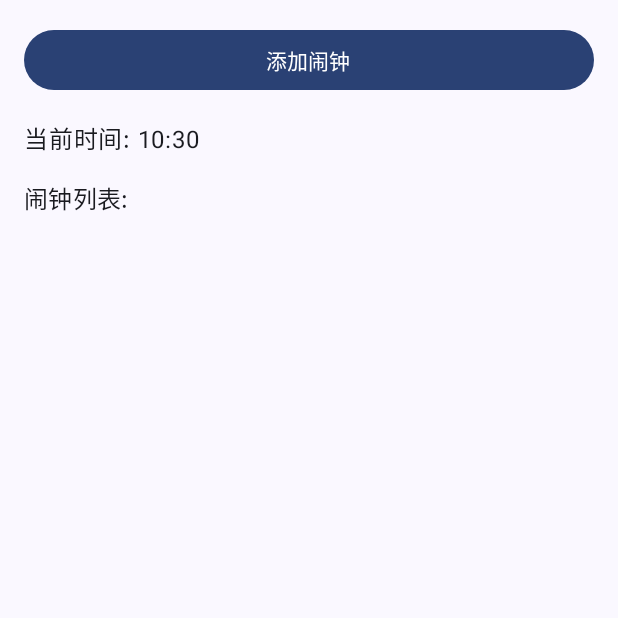
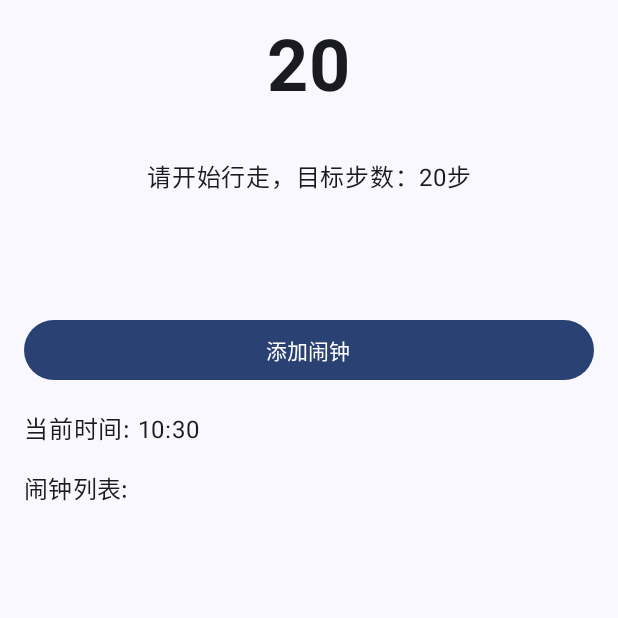
Before and after one commit to MayaCHEN-github/AlarmNest, an Android app built with Jetpack Compose: the screen it shows after launch (MainActivity), on a phone screen of 412 x 824 dp, the top half of it. Run offline under Robolectric (Android 15) with nearby library versions, the phone set to English and light mode, and no system bars; our stand-ins replace Room's generated code.

Commit message:
Add：一个计步器，但是我没弄明白devices的部分……

```diff
--- a/app/src/main/AndroidManifest.xml
+++ b/app/src/main/AndroidManifest.xml
@@ -8,6 +8,9 @@
     <uses-permission android:name="android.permission.WRITE_EXTERNAL_STORAGE" />
     <uses-permission android:name="android.permission.MANAGE_EXTERNAL_STORAGE"
         tools:ignore="ScopedStorage" />
+    <uses-permission android:name="android.permission.ACTIVITY_RECOGNITION" />
+
+    <uses-feature android:name="android.hardware.sensor.stepdetector" android:required="false" />
 
     <application
         android:allowBackup="true"
--- a/app/src/main/java/edu/cuhk/csci3310/csci3310project/MainActivity.kt
+++ b/app/src/main/java/edu/cuhk/csci3310/csci3310project/MainActivity.kt
@@ -12,14 +12,23 @@ import androidx.compose.material3.Scaffold
 import androidx.compose.material3.Text
 import androidx.compose.runtime.*
 import androidx.compose.ui.Modifier
+import androidx.compose.ui.unit.dp
 import edu.cuhk.csci3310.csci3310project.alarm.AlarmPermission
 import edu.cuhk.csci3310.csci3310project.alarm.AlarmTest
+import edu.cuhk.csci3310.csci3310project.sensor.StepCounterViewModel
+import edu.cuhk.csci3310.csci3310project.sensor.StepCounterUI
 import edu.cuhk.csci3310.csci3310project.ui.theme.CSCI3310ProjectTheme
 
 class MainActivity : ComponentActivity() {
+    lateinit var stepCounterViewModel: StepCounterViewModel
+
     override fun onCreate(savedInstanceState: Bundle?) {
         super.onCreate(savedInstanceState)
         Log.d("MainActivity", "onCreate called")
+
+        // 初始化计步器
+        stepCounterViewModel = StepCounterViewModel()
+        stepCounterViewModel.initialize(this)
 
         // 初始化权限请求启动器
         AlarmPermission.initializePermissionLaunchers(this)
@@ -55,6 +64,16 @@ class MainActivity : ComponentActivity() {
         AlarmPermission.checkAndRequestPermissions(this)
     }
 
+    override fun onResume() {
+        super.onResume()
+        stepCounterViewModel.start()
+    }
+
+    override fun onPause() {
+        super.onPause()
+        stepCounterViewModel.stop()
+    }
+
     fun isStoragePermissionGranted(): Boolean {
         return AlarmPermission.isStoragePermissionGranted()
     }
@@ -67,6 +86,15 @@ class MainActivity : ComponentActivity() {
 @Composable
 fun MainScreen(activity: MainActivity) {
     Scaffold(modifier = Modifier.fillMaxSize()) { innerPadding ->
-        AlarmTest(activity, innerPadding)
+        Column(
+            modifier = Modifier
+                .fillMaxSize()
+                .padding(innerPadding),
+            verticalArrangement = Arrangement.Center
+        ) {
+            StepCounterUI(activity.stepCounterViewModel)
+            Spacer(modifier = Modifier.height(32.dp))
+            AlarmTest(activity, innerPadding)
+        }
     }
 }
--- /dev/null
+++ b/app/src/main/java/edu/cuhk/csci3310/csci3310project/sensor/StepCounterUI.kt
@@ -0,0 +1,71 @@
+package edu.cuhk.csci3310.csci3310project.sensor
+
+import android.content.Context
+import androidx.compose.foundation.layout.*
+import androidx.compose.material3.Text
+import androidx.compose.runtime.*
+import androidx.compose.ui.Alignment
+import androidx.compose.ui.Modifier
+import androidx.compose.ui.text.font.FontWeight
+import androidx.compose.ui.unit.dp
+import androidx.compose.ui.unit.sp
+
+class StepCounterViewModel {
+    private var stepSensor: StepSensor? = null
+    private var _remainingSteps = mutableStateOf(20)
+    private var _isTargetReached = mutableStateOf(false)
+
+    val remainingSteps: State<Int> = _remainingSteps
+    val isTargetReached: State<Boolean> = _isTargetReached
+
+    fun initialize(context: Context) {
+        stepSensor = StepSensor(context)
+        stepSensor?.setTargetSteps(20)
+        stepSensor?.setOnStepListener(object : StepSensor.OnStepListener {
+            override fun onStepChanged(remainingSteps: Int) {
+                _remainingSteps.value = remainingSteps
+            }
+
+            override fun onTargetReached() {
+                _isTargetReached.value = true
+            }
+        })
+    }
+
+    fun start() {
+        stepSensor?.start()
+    }
+
+    fun stop() {
+        stepSensor?.stop()
+    }
+}
+
+@Composable
+fun StepCounterUI(viewModel: StepCounterViewModel) {
+    Column(
+        modifier = Modifier
+            .fillMaxWidth()
+            .padding(16.dp),
+        horizontalAlignment = Alignment.CenterHorizontally,
+        verticalArrangement = Arrangement.Center
+    ) {
+        // 计步器UI
+        Text(
+            text = if (viewModel.isTargetReached.value) "Well done!" else "${viewModel.remainingSteps.value}",
+            fontSize = 48.sp,
+            fontWeight = FontWeight.Bold,
+            modifier = Modifier.padding(bottom = 32.dp)
+        )
+
+        // 提示信息
+        Text(
+            text = if (viewModel.isTargetReached.value)
+                "恭喜你完成了目标步数！"
+            else
+                "请开始行走，目标步数：20步",
+            fontSize = 16.sp,
+            modifier = Modifier.padding(bottom = 16.dp)
+        )
+    }
+}
--- /dev/null
+++ b/app/src/main/java/edu/cuhk/csci3310/csci3310project/sensor/StepSensor.kt
@@ -0,0 +1,69 @@
+package edu.cuhk.csci3310.csci3310project.sensor
+
+import android.content.Context
+import android.hardware.Sensor
+import android.hardware.SensorEvent
+import android.hardware.SensorEventListener
+import android.hardware.SensorManager
+import android.util.Log
+
+class StepSensor(private val context: Context) : SensorEventListener {
+    private var sensorManager: SensorManager? = null
+    private var stepDetector: Sensor? = null
+    private var stepCount = 0
+    private var targetSteps = 20
+    private var onStepListener: OnStepListener? = null
+
+    interface OnStepListener {
+        fun onStepChanged(remainingSteps: Int)
+        fun onTargetReached()
+    }
+
+    fun setOnStepListener(listener: OnStepListener) {
+        this.onStepListener = listener
+    }
+
+    fun setTargetSteps(steps: Int) {
+        targetSteps = steps
+        stepCount = 0
+        onStepListener?.onStepChanged(targetSteps - stepCount)
+    }
+
+    fun start() {
+        sensorManager = context.getSystemService(Context.SENSOR_SERVICE) as SensorManager
+        stepDetector = sensorManager?.getDefaultSensor(Sensor.TYPE_STEP_DETECTOR)
+
+        if (stepDetector == null) {
+            Log.w("StepSensor", "Step detector sensor not available")
+            return
+        }
+
+        val success = sensorManager?.registerListener(this, stepDetector, SensorManager.SENSOR_DELAY_NORMAL)
+        if (success == true) {
+            Log.d("StepSensor", "Successfully registered step detector listener")
+        } else {
+            Log.e("StepSensor", "Failed to register step detector listener")
+        }
+    }
+
+    fun stop() {
+        sensorManager?.unregisterListener(this)
+    }
+
+    override fun onSensorChanged(event: SensorEvent) {
+        if (event.sensor.type == Sensor.TYPE_STEP_DETECTOR) {
+            stepCount++
+            val remainingSteps = targetSteps - stepCount
+            Log.d("StepSensor", "Step detected. Remaining steps: $remainingSteps")
+            onStepListener?.onStepChanged(remainingSteps)
+
+            if (remainingSteps <= 0) {
+                onStepListener?.onTargetReached()
+            }
+        }
+    }
+
+    override fun onAccuracyChanged(sensor: Sensor?, accuracy: Int) {
+        // Not used
+    }
+}
```
